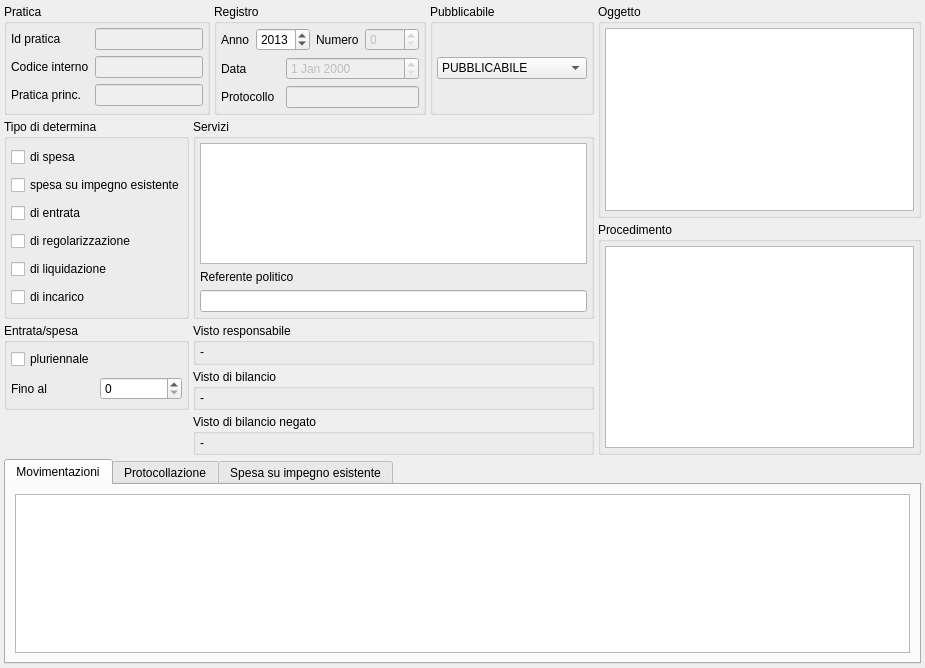
The window that src/com/axiastudio/suite/deliberedetermine/forms/determina.ui (tizianolattisi/suitegda) describes before a commit, drawn with Qt 5.
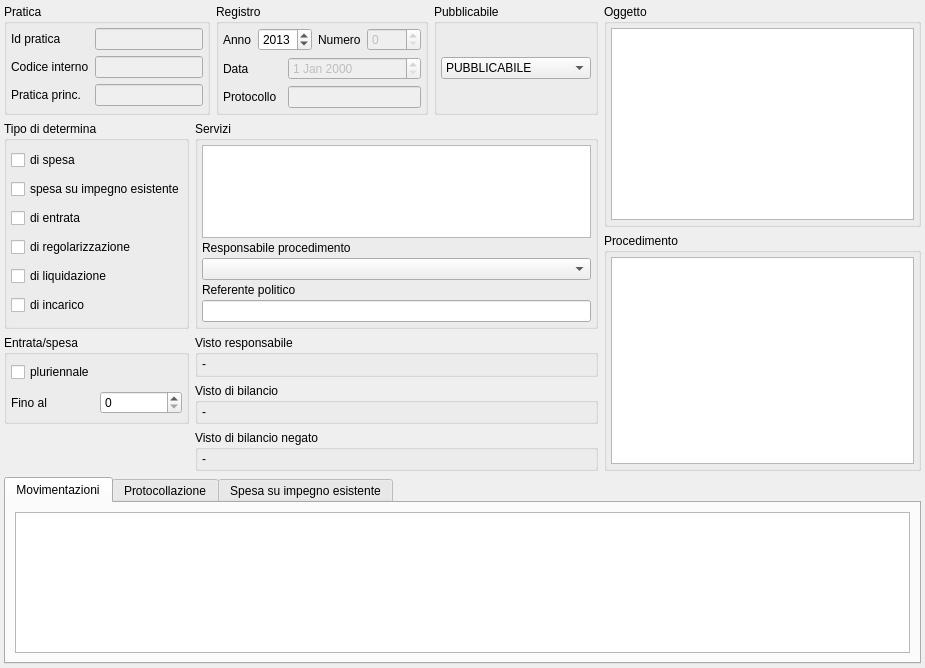
The same window after the commit. Custom widgets are drawn as their Qt base class.

Commit message: Trasparenza - Concessione benefici in denaro - Determine: gestione responsabile procedimento di determina (assegnati tramite form incarichi); visualizzazione altre info sugli impegni inserite tramite jEnte (modalitaindividuazionebeneficiario, normatitoloattribuzione, albobeneficiari)

What changed in the file:
```diff
--- a/src/com/axiastudio/suite/deliberedetermine/forms/determina.ui
+++ b/src/com/axiastudio/suite/deliberedetermine/forms/determina.ui
@@ -29,172 +29,10 @@
    <bool>true</bool>
   </property>
   <widget class="QWidget" name="centralwidget">
-   <layout class="QGridLayout" name="gridLayout_6" columnstretch="0,0,0,0,0">
+   <layout class="QGridLayout" name="gridLayout_6" columnstretch="0,0,0,0,1">
     <property name="margin">
      <number>4</number>
     </property>
-    <property name="spacing">
-     <number>4</number>
-    </property>
-    <item row="3" column="0" rowspan="2">
-     <widget class="QGroupBox" name="groupBox_10">
-      <property name="title">
-       <string>Entrata/spesa</string>
-      </property>
-      <layout class="QGridLayout" name="gridLayout_3">
-       <property name="margin">
-        <number>4</number>
-       </property>
-       <item row="2" column="1">
-        <widget class="QSpinBox" name="spinBox_finoAl">
-         <property name="frame">
-          <bool>true</bool>
-         </property>
-         <property name="keyboardTracking">
-          <bool>true</bool>
-         </property>
-         <property name="minimum">
-          <number>0</number>
-         </property>
-         <property name="maximum">
-          <number>2040</number>
-         </property>
-         <property name="value">
-          <number>0</number>
-         </property>
-         <property name="column" stdset="0">
-          <string>finoAdAnno</string>
-         </property>
-         <property name="search" stdset="0">
-          <bool>false</bool>
-         </property>
-         <property name="export" stdset="0">
-          <bool>true</bool>
-         </property>
-        </widget>
-       </item>
-       <item row="2" column="0">
-        <widget class="QLabel" name="label_6">
-         <property name="styleSheet">
-          <string notr="true"/>
-         </property>
-         <property name="text">
-          <string>Fino al</string>
-         </property>
-         <property name="buddy">
-          <cstring>spinBox_finoAl</cstring>
-         </property>
-        </widget>
-       </item>
-       <item row="0" column="0" colspan="2">
-        <widget class="QCheckBox" name="checkBox_pluriennale">
-         <property name="text">
-          <string>pluriennale</string>
-         </property>
-         <property name="column" stdset="0">
-          <string>pluriennale</string>
-         </property>
-         <property name="search" stdset="0">
-          <bool>true</bool>
-         </property>
-         <property name="export" stdset="0">
-          <bool>true</bool>
-         </property>
-        </widget>
-       </item>
-      </layout>
-     </widget>
-    </item>
-    <item row="0" column="0" colspan="2">
-     <widget class="QGroupBox" name="groupBox_6">
-      <property name="title">
-       <string>Pratica</string>
-      </property>
-      <layout class="QGridLayout" name="gridLayout">
-       <property name="margin">
-        <number>4</number>
-       </property>
-       <item row="0" column="0">
-        <widget class="QLabel" name="label">
-         <property name="text">
-          <string>Id pratica</string>
-         </property>
-         <property name="buddy">
-          <cstring>lineEdit</cstring>
-         </property>
-        </widget>
-       </item>
-       <item row="0" column="1">
-        <widget class="QLineEdit" name="lineEdit">
-         <property name="enabled">
-          <bool>false</bool>
-         </property>
-         <property name="column" stdset="0">
-          <string>idpratica</string>
-         </property>
-         <property name="search" stdset="0">
-          <bool>false</bool>
-         </property>
-         <property name="export" stdset="0">
-          <bool>true</bool>
-         </property>
-        </widget>
-       </item>
-       <item row="1" column="0">
-        <widget class="QLabel" name="label_2">
-         <property name="text">
-          <string>Codice interno</string>
-         </property>
-         <property name="buddy">
-          <cstring>lineEdit_2</cstring>
-         </property>
-        </widget>
-       </item>
-       <item row="1" column="1">
-        <widget class="QLineEdit" name="lineEdit_2">
-         <property name="enabled">
-          <bool>false</bool>
-         </property>
-         <property name="column" stdset="0">
-          <string>codiceinterno</string>
-         </property>
-         <property name="search" stdset="0">
-          <bool>true</bool>
-         </property>
-         <property name="export" stdset="0">
-          <bool>true</bool>
-         </property>
-        </widget>
-       </item>
-       <item row="2" column="0">
-        <widget class="QLabel" name="label_9">
-         <property name="text">
-          <string>Pratica princ.</string>
-         </property>
-         <property name="buddy">
-          <cstring>lineEdit_4</cstring>
-         </property>
-        </widget>
-       </item>
-       <item row="2" column="1">
-        <widget class="QLineEdit" name="lineEdit_4">
-         <property name="enabled">
-          <bool>false</bool>
-         </property>
-         <property name="column" stdset="0">
-          <string>praticaprincipale</string>
-         </property>
-         <property name="search" stdset="0">
-          <bool>false</bool>
-         </property>
-         <property name="export" stdset="0">
-          <bool>false</bool>
-         </property>
-        </widget>
-       </item>
-      </layout>
-     </widget>
-    </item>
     <item row="0" column="2">
      <widget class="QGroupBox" name="groupBox_7">
       <property name="title">
@@ -320,17 +158,73 @@
       </layout>
      </widget>
     </item>
-    <item row="2" column="4" rowspan="4">
-     <widget class="QGroupBox" name="groupBox_8">
+    <item row="0" column="3">
+     <widget class="QGroupBox" name="groupBox_11">
       <property name="title">
-       <string>Procedimento</string>
+       <string>Pubblicabile</string>
       </property>
-      <layout class="QVBoxLayout" name="verticalLayout_10">
+      <layout class="QGridLayout" name="gridLayout_4">
+       <property name="margin">
+        <number>4</number>
+       </property>
+       <item row="0" column="0">
+        <widget class="QComboBox" name="comboBox_pubblicabile">
+         <property name="minimumSize">
+          <size>
+           <width>103</width>
+           <height>0</height>
+          </size>
+         </property>
+         <property name="column" stdset="0">
+          <string>Pubblicabile</string>
+         </property>
+         <property name="search" stdset="0">
+          <bool>false</bool>
+         </property>
+         <property name="export" stdset="0">
+          <bool>false</bool>
+         </property>
+         <item>
+          <property name="text">
+           <string>PUBBLICABILE</string>
+          </property>
+         </item>
+         <item>
+          <property name="text">
+           <string>SOLO_TITOLO</string>
+          </property>
+         </item>
+         <item>
+          <property name="text">
+           <string>NON_PUBBLICABILE</string>
+          </property>
+         </item>
+        </widget>
+       </item>
+      </layout>
+     </widget>
+    </item>
+    <item row="0" column="4" rowspan="2">
+     <widget class="QGroupBox" name="groupBox_5">
+      <property name="title">
+       <string>Oggetto</string>
+      </property>
+      <layout class="QVBoxLayout" name="verticalLayout_7">
        <property name="margin">
         <number>4</number>
        </property>
        <item>
-        <widget class="QListWidget" name="procedimento"/>
+        <widget class="QTextEdit" name="textEdit">
+         <property name="column" stdset="0">
+          <string>oggetto</string>
+         </property>
+         <property name="search" stdset="0">
+          <bool>true</bool>
+         </property>
+         <property name="export" stdset="0">
+          <bool>true</bool>
+         </property>
+        </widget>
        </item>
       </layout>
      </widget>
@@ -468,158 +362,161 @@
       </layout>
      </widget>
     </item>
-    <item row="0" column="3">
-     <widget class="QGroupBox" name="groupBox_11">
+    <item row="1" column="1" rowspan="2" colspan="3">
+     <widget class="QGroupBox" name="groupBox">
+      <property name="sizePolicy">
+       <sizepolicy hsizetype="Minimum" vsizetype="Preferred">
+        <horstretch>0</horstretch>
+        <verstretch>0</verstretch>
+       </sizepolicy>
+      </property>
       <property name="title">
-       <string>Pubblicabile</string>
+       <string>Servizi</string>
       </property>
-      <layout class="QGridLayout" name="gridLayout_4">
+      <layout class="QGridLayout" name="gridLayout_7">
        <property name="margin">
         <number>4</number>
        </property>
+       <property name="spacing">
+        <number>3</number>
+       </property>
        <item row="0" column="0">
-        <widget class="QComboBox" name="comboBox_pubblicabile">
-         <property name="minimumSize">
-          <size>
-           <width>103</width>
-           <height>0</height>
-          </size>
+        <widget class="com.axiastudio.pypapi.ui.widgets.PyPaPiTableView" name="tableView_servizi">
+         <property name="entity" stdset="0">
+          <string>.servizioDeterminaCollection</string>
          </property>
+         <property name="reference" stdset="0">
+          <string>servizio</string>
+         </property>
+         <property name="columns" stdset="0">
+          <string>&gt;principale&lt;,&lt;servizio&gt;</string>
+         </property>
+         <property name="headers" stdset="0">
+          <string>,Servizio</string>
+         </property>
+         <property name="search" stdset="0">
+          <bool>true</bool>
+         </property>
+         <property name="searchfields" stdset="0">
+          <string>servizio.descrizione</string>
+         </property>
+        </widget>
+       </item>
+       <item row="1" column="0">
+        <widget class="QLabel" name="label_10">
+         <property name="text">
+          <string>Responsabile procedimento</string>
+         </property>
+         <property name="buddy">
+          <cstring>lineEdit_RefPolitico</cstring>
+         </property>
+        </widget>
+       </item>
+       <item row="2" column="0">
+        <widget class="com.axiastudio.pypapi.ui.widgets.PyPaPiComboBox" name="comboBox_RespProcedimento">
+         <property name="sizePolicy">
+          <sizepolicy hsizetype="Minimum" vsizetype="Fixed">
+           <horstretch>0</horstretch>
+           <verstretch>0</verstretch>
+          </sizepolicy>
+         </property>
          <property name="column" stdset="0">
-          <string>Pubblicabile</string>
+          <string>responsabileprocedimento</string>
+         </property>
+        </widget>
+       </item>
+       <item row="3" column="0">
+        <widget class="QLabel" name="label_3">
+         <property name="text">
+          <string>Referente politico</string>
+         </property>
+         <property name="buddy">
+          <cstring>lineEdit_RefPolitico</cstring>
+         </property>
+        </widget>
+       </item>
+       <item row="4" column="0">
+        <widget class="QLineEdit" name="lineEdit_RefPolitico">
+         <property name="column" stdset="0">
+          <string>referentePolitico</string>
+         </property>
+        </widget>
+       </item>
+      </layout>
+     </widget>
+    </item>
+    <item row="2" column="4" rowspan="4">
+     <widget class="QGroupBox" name="groupBox_8">
+      <property name="title">
+       <string>Procedimento</string>
+      </property>
+      <layout class="QVBoxLayout" name="verticalLayout_10">
+       <property name="margin">
+        <number>4</number>
+       </property>
+       <item>
+        <widget class="QListWidget" name="procedimento"/>
+       </item>
+      </layout>
+     </widget>
+    </item>
+    <item row="3" column="0" rowspan="2">
+     <widget class="QGroupBox" name="groupBox_10">
+      <property name="title">
+       <string>Entrata/spesa</string>
+      </property>
+      <layout class="QGridLayout" name="gridLayout_3">
+       <property name="margin">
+        <number>4</number>
+       </property>
+       <item row="2" column="1">
+        <widget class="QSpinBox" name="spinBox_finoAl">
+         <property name="frame">
+          <bool>true</bool>
+         </property>
+         <property name="keyboardTracking">
+          <bool>true</bool>
+         </property>
+         <property name="minimum">
+          <number>0</number>
+         </property>
+         <property name="maximum">
+          <number>2040</number>
+         </property>
+         <property name="value">
+          <number>0</number>
+         </property>
+         <property name="column" stdset="0">
+          <string>finoAdAnno</string>
          </property>
          <property name="search" stdset="0">
           <bool>false</bool>
          </property>
          <property name="export" stdset="0">
-          <bool>false</bool>
+          <bool>true</bool>
          </property>
-         <item>
-          <property name="text">
-           <string>PUBBLICABILE</string>
-          </property>
-         </item>
-         <item>
-          <property name="text">
-           <string>SOLO_TITOLO</string>
-          </property>
-         </item>
-         <item>
-          <property name="text">
-           <string>NON_PUBBLICABILE</string>
-          </property>
-         </item>
         </widget>
        </item>
-      </layout>
-     </widget>
-    </item>
-    <item row="4" column="1" colspan="3">
-     <widget class="QGroupBox" name="groupBox_3">
-      <property name="title">
-       <string>Visto di bilancio</string>
-      </property>
-      <layout class="QVBoxLayout" name="verticalLayout_3">
-       <property name="spacing">
-        <number>4</number>
-       </property>
-       <property name="leftMargin">
-        <number>4</number>
-       </property>
-       <property name="topMargin">
-        <number>2</number>
-       </property>
-       <property name="rightMargin">
-        <number>4</number>
-       </property>
-       <property name="bottomMargin">
-        <number>2</number>
-       </property>
-       <item>
-        <widget class="QLabel" name="label_vistoBilancio">
-         <property name="text">
-          <string>-</string>
+       <item row="2" column="0">
+        <widget class="QLabel" name="label_6">
+         <property name="styleSheet">
+          <string notr="true"/>
          </property>
-        </widget>
-       </item>
-      </layout>
-     </widget>
-    </item>
-    <item row="5" column="1" colspan="3">
-     <widget class="QGroupBox" name="groupBox_9">
-      <property name="title">
-       <string>Visto di bilancio negato</string>
-      </property>
-      <layout class="QVBoxLayout" name="verticalLayout_4">
-       <property name="spacing">
-        <number>4</number>
-       </property>
-       <property name="leftMargin">
-        <number>4</number>
-       </property>
-       <property name="topMargin">
-        <number>2</number>
-       </property>
-       <property name="rightMargin">
-        <number>4</number>
-       </property>
-       <property name="bottomMargin">
-        <number>2</number>
-       </property>
-       <item>
-        <widget class="QLabel" name="label_vistoBilancioNegato">
          <property name="text">
-          <string>-</string>
+          <string>Fino al</string>
          </property>
+         <property name="buddy">
+          <cstring>spinBox_finoAl</cstring>
+         </property>
         </widget>
        </item>
-      </layout>
-     </widget>
-    </item>
-    <item row="3" column="1" colspan="3">
-     <widget class="QGroupBox" name="groupBox_2">
-      <property name="title">
-       <string>Visto responsabile</string>
-      </property>
-      <layout class="QVBoxLayout" name="verticalLayout_2">
-       <property name="spacing">
-        <number>4</number>
-       </property>
-       <property name="leftMargin">
-        <number>4</number>
-       </property>
-       <property name="topMargin">
-        <number>2</number>
-       </property>
-       <property name="rightMargin">
-        <number>4</number>
-       </property>
-       <property name="bottomMargin">
-        <number>3</number>
-       </property>
-       <item>
-        <widget class="QLabel" name="label_vistoResponsabile">
+       <item row="0" column="0" colspan="2">
+        <widget class="QCheckBox" name="checkBox_pluriennale">
          <property name="text">
-          <string>-</string>
+          <string>pluriennale</string>
          </property>
-        </widget>
-       </item>
-      </layout>
-     </widget>
-    </item>
-    <item row="0" column="4" rowspan="2">
-     <widget class="QGroupBox" name="groupBox_5">
-      <property name="title">
-       <string>Oggetto</string>
-      </property>
-      <layout class="QVBoxLayout" name="verticalLayout_7">
-       <property name="margin">
-        <number>4</number>
-       </property>
-       <item>
-        <widget class="QTextEdit" name="textEdit">
          <property name="column" stdset="0">
-          <string>oggetto</string>
+          <string>pluriennale</string>
          </property>
          <property name="search" stdset="0">
           <bool>true</bool>
@@ -648,10 +545,10 @@
            <string>.movimentoDeterminaCollection</string>
           </property>
           <property name="columns" stdset="0">
-           <string>&gt;tipoMovimento&lt;,&gt;eu&lt;,annoEsercizio,&lt;capitolo&gt;,&gt;impegno&lt;,&gt;sottoImpegno&lt;,&gt;annoImpegno&lt;,importo,codiceCup,codiceCig,descrizioneCespite,descrizioneBeneficiario</string>
+           <string>&gt;tipoMovimento&lt;,&gt;eu&lt;,annoEsercizio,&lt;capitolo&gt;,&gt;impegno&lt;,&gt;sottoImpegno&lt;,&gt;annoImpegno&lt;,importo,codiceCup,codiceCig,descrizioneCespite,descrizioneBeneficiario,modalitaindividuazionebeneficiario,normatitoloattribuzione,albobeneficiari</string>
           </property>
           <property name="headers" stdset="0">
-           <string>,,esercizio,capitolo,impegno,sub,anno,importo,CUP,CIG,cespite,soggetto</string>
+           <string>,,esercizio,capitolo,impegno,sub,anno,importo,CUP,CIG,cespite,soggetto,modalità indiv.,norma/titolo,albo beneficiari</string>
           </property>
           <property name="sortcolumn" stdset="0">
            <number>2</number>
@@ -720,57 +617,183 @@
       </widget>
      </widget>
     </item>
-    <item row="1" column="1" rowspan="2" colspan="3">
-     <widget class="QGroupBox" name="groupBox">
-      <property name="sizePolicy">
-       <sizepolicy hsizetype="Minimum" vsizetype="Preferred">
-        <horstretch>0</horstretch>
-        <verstretch>0</verstretch>
-       </sizepolicy>
+    <item row="3" column="1" colspan="3">
+     <widget class="QGroupBox" name="groupBox_2">
+      <property name="title">
+       <string>Visto responsabile</string>
       </property>
+      <layout class="QVBoxLayout" name="verticalLayout_2">
+       <property name="spacing">
+        <number>4</number>
+       </property>
+       <property name="leftMargin">
+        <number>4</number>
+       </property>
+       <property name="topMargin">
+        <number>2</number>
+       </property>
+       <property name="rightMargin">
+        <number>4</number>
+       </property>
+       <property name="bottomMargin">
+        <number>3</number>
+       </property>
+       <item>
+        <widget class="QLabel" name="label_vistoResponsabile">
+         <property name="text">
+          <string>-</string>
+         </property>
+        </widget>
+       </item>
+      </layout>
+     </widget>
+    </item>
+    <item row="4" column="1" colspan="3">
+     <widget class="QGroupBox" name="groupBox_3">
       <property name="title">
-       <string>Servizi</string>
+       <string>Visto di bilancio</string>
       </property>
-      <layout class="QVBoxLayout" name="verticalLayout">
+      <layout class="QVBoxLayout" name="verticalLayout_3">
+       <property name="spacing">
+        <number>4</number>
+       </property>
+       <property name="leftMargin">
+        <number>4</number>
+       </property>
+       <property name="topMargin">
+        <number>2</number>
+       </property>
+       <property name="rightMargin">
+        <number>4</number>
+       </property>
+       <property name="bottomMargin">
+        <number>2</number>
+       </property>
+       <item>
+        <widget class="QLabel" name="label_vistoBilancio">
+         <property name="text">
+          <string>-</string>
+         </property>
+        </widget>
+       </item>
+      </layout>
+     </widget>
+    </item>
+    <item row="5" column="1" colspan="3">
+     <widget class="QGroupBox" name="groupBox_9">
+      <property name="title">
+       <string>Visto di bilancio negato</string>
+      </property>
+      <layout class="QVBoxLayout" name="verticalLayout_4">
+       <property name="spacing">
+        <number>4</number>
+       </property>
+       <property name="leftMargin">
+        <number>4</number>
+       </property>
+       <property name="topMargin">
+        <number>2</number>
+       </property>
+       <property name="rightMargin">
+        <number>4</number>
+       </property>
+       <property name="bottomMargin">
+        <number>2</number>
+       </property>
+       <item>
+        <widget class="QLabel" name="label_vistoBilancioNegato">
+         <property name="text">
+          <string>-</string>
+         </property>
+        </widget>
+       </item>
+      </layout>
+     </widget>
+    </item>
+    <item row="0" column="0" colspan="2">
+     <widget class="QGroupBox" name="groupBox_6">
+      <property name="title">
+       <string>Pratica</string>
+      </property>
+      <layout class="QGridLayout" name="gridLayout">
        <property name="margin">
         <number>4</number>
        </property>
-       <item>
-        <widget class="com.axiastudio.pypapi.ui.widgets.PyPaPiTableView" name="tableView_servizi">
-         <property name="entity" stdset="0">
-          <string>.servizioDeterminaCollection</string>
+       <item row="0" column="0">
+        <widget class="QLabel" name="label">
+         <property name="text">
+          <string>Id pratica</string>
          </property>
-         <property name="reference" stdset="0">
-          <string>servizio</string>
+         <property name="buddy">
+          <cstring>lineEdit</cstring>
          </property>
-         <property name="columns" stdset="0">
-          <string>&gt;principale&lt;,&lt;servizio&gt;</string>
+        </widget>
+       </item>
+       <item row="0" column="1">
+        <widget class="QLineEdit" name="lineEdit">
+         <property name="enabled">
+          <bool>false</bool>
          </property>
-         <property name="headers" stdset="0">
-          <string>,Servizio</string>
+         <property name="column" stdset="0">
+          <string>idpratica</string>
          </property>
          <property name="search" stdset="0">
+          <bool>false</bool>
+         </property>
+         <property name="export" stdset="0">
           <bool>true</bool>
          </property>
-         <property name="searchfields" stdset="0">
-          <string>servizio.descrizione</string>
+        </widget>
+       </item>
+       <item row="1" column="0">
+        <widget class="QLabel" name="label_2">
+         <property name="text">
+          <string>Codice interno</string>
          </property>
+         <property name="buddy">
+          <cstring>lineEdit_2</cstring>
+         </property>
         </widget>
        </item>
-       <item>
-        <widget class="QLabel" name="label_3">
+       <item row="1" column="1">
+        <widget class="QLineEdit" name="lineEdit_2">
+         <property name="enabled">
+          <bool>false</bool>
+         </property>
+         <property name="column" stdset="0">
+          <string>codiceinterno</string>
+         </property>
+         <property name="search" stdset="0">
+          <bool>true</bool>
+         </property>
+         <property name="export" stdset="0">
+          <bool>true</bool>
+         </property>
+        </widget>
+       </item>
+       <item row="2" column="0">
+        <widget class="QLabel" name="label_9">
          <property name="text">
-          <string>Referente politico</string>
+          <string>Pratica princ.</string>
          </property>
          <property name="buddy">
-          <cstring>lineEdit_RefPolitico</cstring>
+          <cstring>lineEdit_4</cstring>
          </property>
         </widget>
        </item>
-       <item>
-        <widget class="QLineEdit" name="lineEdit_RefPolitico">
+       <item row="2" column="1">
+        <widget class="QLineEdit" name="lineEdit_4">
+         <property name="enabled">
+          <bool>false</bool>
+         </property>
          <property name="column" stdset="0">
-          <string>referentePolitico</string>
+          <string>praticaprincipale</string>
+         </property>
+         <property name="search" stdset="0">
+          <bool>false</bool>
+         </property>
+         <property name="export" stdset="0">
+          <bool>false</bool>
          </property>
         </widget>
        </item>
@@ -782,15 +805,20 @@
  </widget>
  <customwidgets>
   <customwidget>
-   <class>com.axiastudio.pypapi.ui.widgets.PyPaPiTableView</class>
-   <extends>QTableView</extends>
-   <header>pypapitableview.h</header>
+   <class>com.axiastudio.pypapi.ui.widgets.PyPaPiComboBox</class>
+   <extends>QComboBox</extends>
+   <header>pypapicombobox.h</header>
   </customwidget>
   <customwidget>
    <class>com.axiastudio.pypapi.ui.widgets.PyPaPiDateEdit</class>
    <extends>QDateEdit</extends>
    <header>pypapidateedit.h</header>
   </customwidget>
+  <customwidget>
+   <class>com.axiastudio.pypapi.ui.widgets.PyPaPiTableView</class>
+   <extends>QTableView</extends>
+   <header>pypapitableview.h</header>
+  </customwidget>
  </customwidgets>
  <tabstops>
   <tabstop>lineEdit</tabstop>
```
The commit also changes 4 other files.
